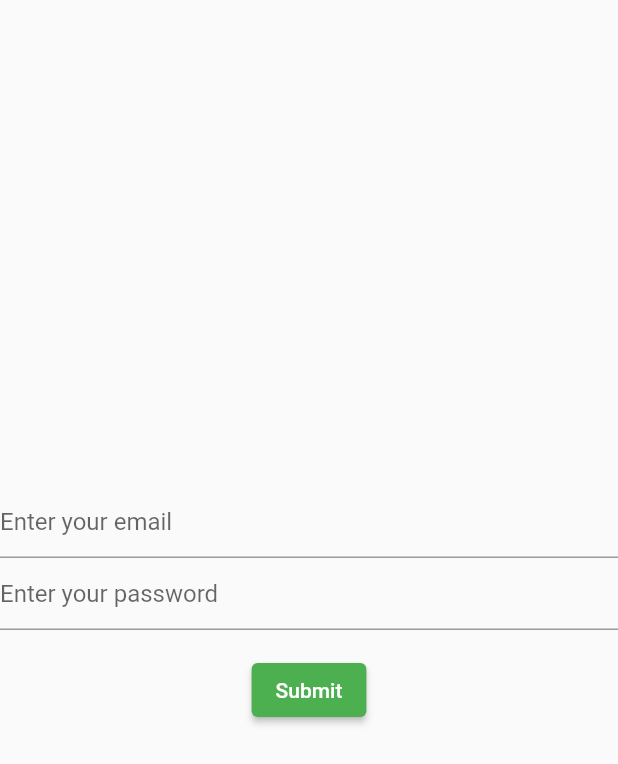
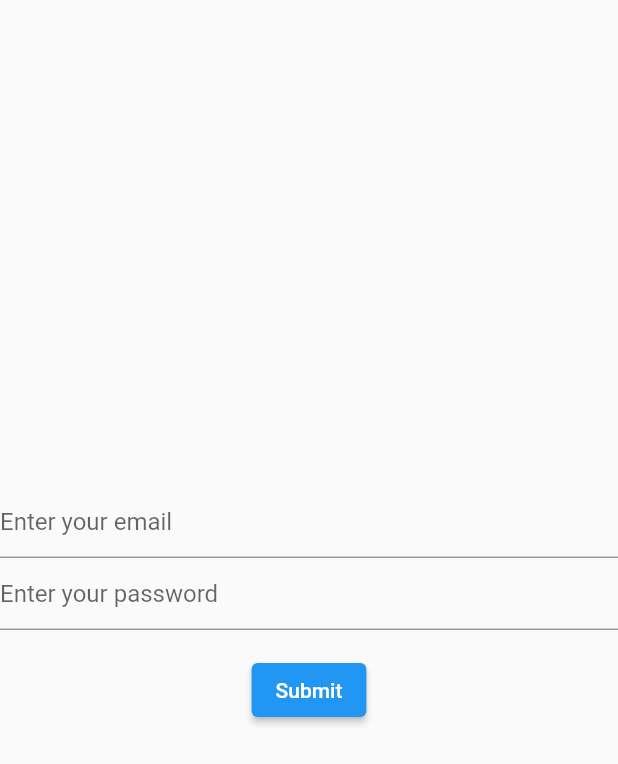
Before and after one commit to vigreux-joel/flutter-social, a Flutter app: the LoginPage screen opened directly, on a phone screen of 412 x 824 dp. Shown: the top 764 px of the screen. Run offline on Flutter 3.47's test engine with Material 2 defaults, Android fonts, the phone set to English and light mode, and no system bars; our stand-ins replace email_validator; statements that could not run were skipped.

Commit message:
0.0.1 refactor non fini et bug

```diff
--- a/lib/login.dart
+++ b/lib/login.dart
@@ -24,7 +24,6 @@ class Login extends StatelessWidget {
 class LoginPage extends StatefulWidget{
    LoginPage({Key? key, required this.title}) : super(key: key);
 
-   Theme.of(context, this.title).copyWith(primarySwatch: Colors.green,)
 
    final String title;
 
@@ -44,12 +43,14 @@ class LoginPage extends StatefulWidget{
     );
   }
 
-  List<MaterialStateProperty<MaterialColor>> backgroundColor =
-  [MaterialStateProperty.all(Colors.green),
-  MaterialStateProperty.all(Colors.red)];
+  List <MaterialStateProperty<MaterialColor>> backgroundsColor =
+  [
+    MaterialStateProperty.all(Colors.green),
+    MaterialStateProperty.all(Colors.red),
+  ];
 
   @override
-  State createState() => _FormState(validateEmail: false, colorBackInput: backgroundColor);
+  State createState() => _FormState(validateEmail: false, colorBackInput: backgroundsColor);
 }
 
 class _FormState extends State<LoginPage> implements SubmitState  {
@@ -102,7 +103,7 @@ class _FormState extends State<LoginPage> implements SubmitState  {
                     else {
                       validateEmail = false;
                     }
-                    setState(SubmitState(validateEmail: validateEmail).checkSyntaxEmail(validateEmail));
+                    setState1(SubmitState(validateEmail: validateEmail).checkSyntaxEmail(validateEmail));
                   },
                   validator: (String? email) {
                     if (email == null || email.isEmpty) {
@@ -150,10 +151,11 @@ class _FormState extends State<LoginPage> implements SubmitState  {
                         }
                       },
                       child: const Text('Submit'),
+                    // split le style du bouton et ladapter par rapport au info du person
                       style: ButtonStyle(
-                      backgroundColor: validateEmail
-                          ? colorBackInput[validateEmail ? 1 : 0]
-                          : colorBackInput[0],
+                        print(validateEmail),
+                        print(colorBackInput),
+                      backgroundColor: _background(validateEmail, colorBackInput)
                       ),
                   ),
                 )
@@ -203,37 +205,48 @@ class SubmitState extends State<LoginPage> {
   }
 
   @override
-  void setState(VoidCallback fn) {
+    void setState1(VoidCallback fn) {
     final bool validateEmail = fn() as dynamic;
     super.setState(fn);
   }
 
+  _background (validateEmail, colorBackInput) {
+    if (validateEmail) {
+      return colorBackInput[validateEmail ? 1 : 0];
+    }
+  }
+
   @override
   Widget build(BuildContext context) {
-    // TODO: implement build
-      return Padding(
-        padding: const EdgeInsets.symmetric(vertical: 16.0),
-        child: ElevatedButton(
-          onPressed: () {
-            if (validateEmail) {
-              if (GlobalKey<FormState>().currentState!.validate()) {
-                ScaffoldMessenger.of(context).showSnackBar(
-                  const SnackBar(content: Text('Processing Data')),
-                  //  TODO server treatment
-                );
-              }
-            }
-            else {
-              ScaffoldMessenger.of(context).showSnackBar(
-                const SnackBar(content: Text('email invalide')),
-              );
-            }
-          },
-          child: const Text('Submit'),
-          style: ButtonStyle(
-            backgroundColor: color[validateEmail ? 1 : 0],
-          )
-        ),
-      );
-    }
+//TODO fonction de build du bouton
   }
+
+  // @override
+  // Widget build(BuildContext context) {
+  //   // TODO: implement build
+  //     return Padding(
+  //       padding: const EdgeInsets.symmetric(vertical: 16.0),
+  //       child: ElevatedButton(
+  //         onPressed: () {
+  //           if (validateEmail) {
+  //             if (GlobalKey<FormState>().currentState!.validate()) {
+  //               ScaffoldMessenger.of(context).showSnackBar(
+  //                 const SnackBar(content: Text('Processing Data')),
+  //                 //  TODO server treatment
+  //               );
+  //             }
+  //           }
+  //           else {
+  //             ScaffoldMessenger.of(context).showSnackBar(
+  //               const SnackBar(content: Text('email invalide')),
+  //             );
+  //           }
+  //         },
+  //         child: const Text('Submit'),
+  //         style: ButtonStyle(
+  //           backgroundColor: _background(validateEmail, color),
+  //         )
+  //       ),
+  //     );
+  //   }
+  }
```
